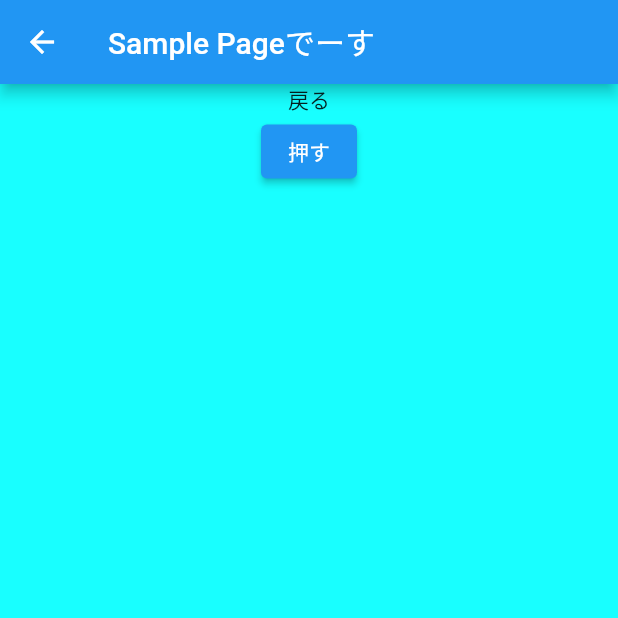
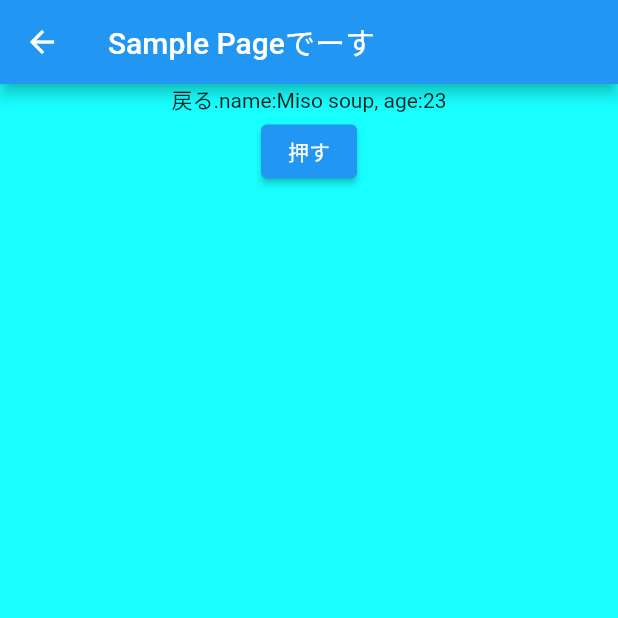
Before and after one commit to yeele/flutter_simple_pages, a Flutter app: the MyHomePage screen opened directly, after a tap on "押っす", on a phone screen of 412 x 824 dp, the top half of it. Run offline on Flutter 3.47's test engine with Material 2 defaults, Android fonts, the phone set to English and light mode, and no system bars.

Commit message:
うまいこと引数を遷移先に渡す

```diff
--- a/lib/main.dart
+++ b/lib/main.dart
@@ -25,13 +25,6 @@ class MyApp extends StatelessWidget {
       },
     );
   }
-}
-
-class SampleArguments {
-  final String name;
-  final int age;
-
-  SampleArguments(this.name, this.age);
 }
 
 class MyHomePage extends StatefulWidget {
@@ -85,7 +78,14 @@ class _MyHomePageState extends State<MyHomePage> {
               //   context,
               //   MaterialPageRoute(builder: (context) => SamplePage()),
               // );
-              Navigator.pushNamed(context, '/sample');
+              Navigator.pushNamed(
+                context,
+                '/sample',
+                arguments: SampleArguments(
+                  'Miso soup',
+                  23,
+                ),
+              );
             },
           ),
         ),
--- a/lib/sample_page.dart
+++ b/lib/sample_page.dart
@@ -1,9 +1,18 @@
 import 'package:flutter/cupertino.dart';
 import 'package:flutter/material.dart';
+
+class SampleArguments {
+  final String name;
+  final int age;
+
+  SampleArguments(this.name, this.age);
+}
 
 class SamplePage extends StatelessWidget {
   @override
   Widget build(BuildContext context) {
+    final SampleArguments args = ModalRoute.of(context).settings.arguments;
+
     return Scaffold(
         appBar: AppBar(
           title: Text("Sample Pageでーす"),
@@ -14,7 +23,7 @@ class SamplePage extends StatelessWidget {
             width: double.infinity,
             child: Column(
               children: [
-                Text("戻る"),
+                Text("戻る.name:" + args.name + ", age:" + args.age.toString()),
                 ElevatedButton(
                     onPressed: () {
                       print("foo");
```
